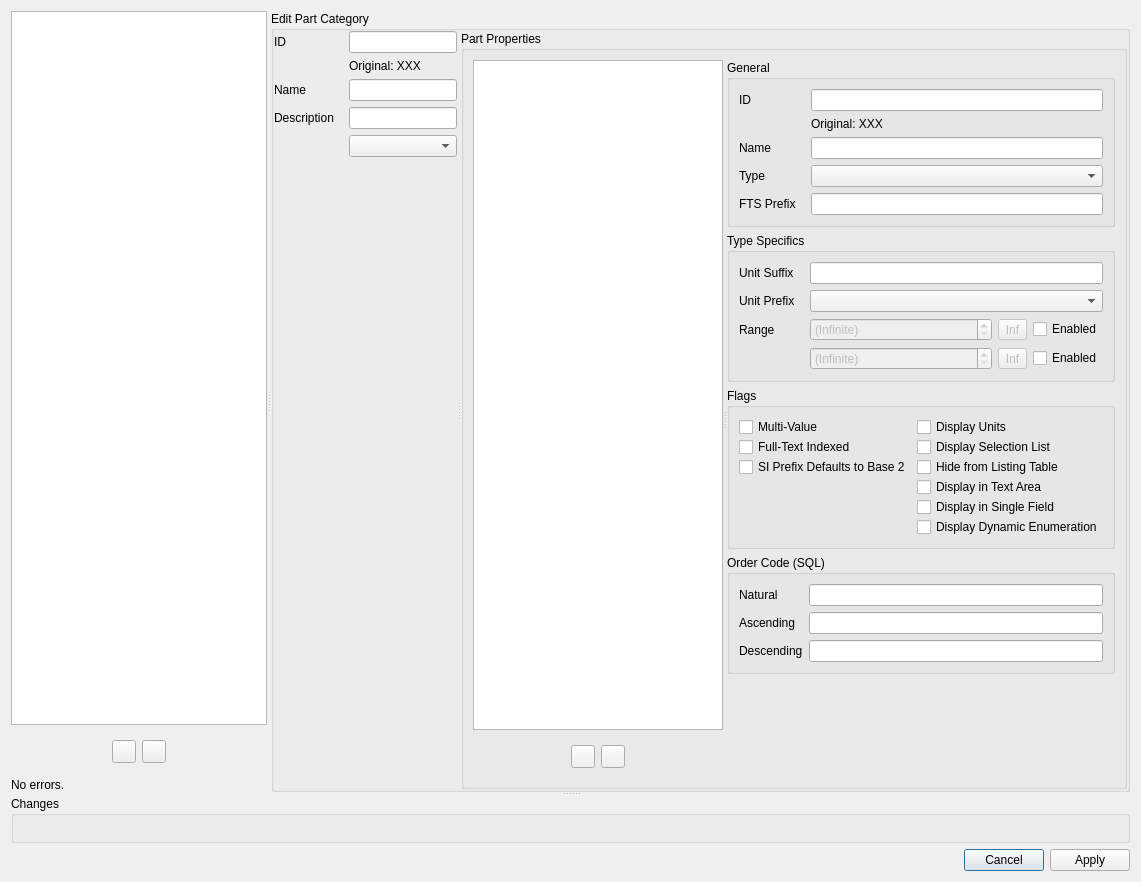
Above: src/electronicsdb/gui/smodel/PartCategoryEditDialog.ui from alemariusnexus/electronicsdb before the change. Below: the same form after it.
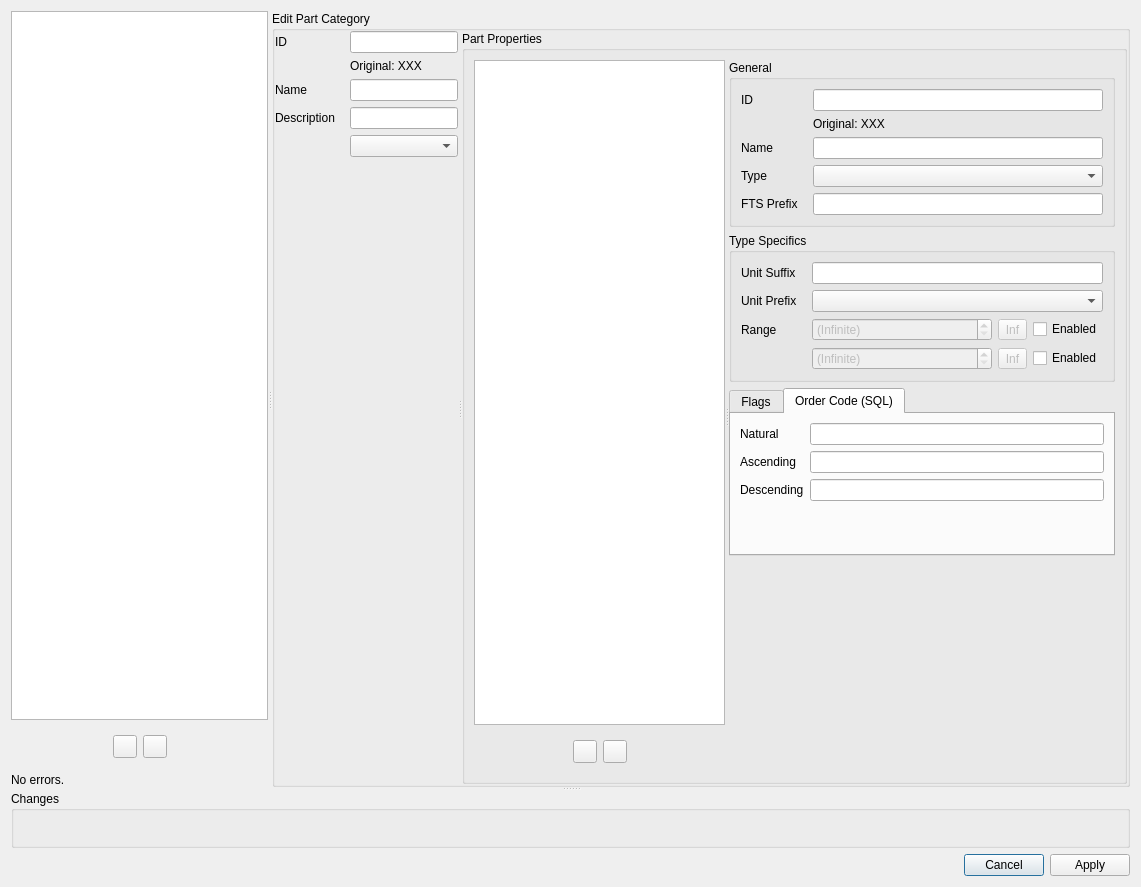
That is the form after the change. The open tabs and pages were chosen to show the change. Custom widgets are drawn as their Qt base class.

Commit message: Fix some part link UI issues, make PartCategoryEditDialog more compact

Diff of the .ui file:
```diff
--- a/src/electronicsdb/gui/smodel/PartCategoryEditDialog.ui
+++ b/src/electronicsdb/gui/smodel/PartCategoryEditDialog.ui
@@ -7,7 +7,7 @@
     <x>0</x>
     <y>0</y>
     <width>1141</width>
-    <height>882</height>
+    <height>887</height>
    </rect>
   </property>
   <property name="windowTitle">
@@ -292,7 +292,7 @@
                   </layout>
                  </widget>
                  <widget class="QWidget" name="propEditBox" native="true">
-                  <layout class="QVBoxLayout" name="verticalLayout_5" stretch="0,0,0,0,1">
+                  <layout class="QVBoxLayout" name="verticalLayout_5" stretch="0,0,0,1">
                    <property name="spacing">
                     <number>6</number>
                    </property>
@@ -731,11 +731,30 @@
                     </widget>
                    </item>
                    <item>
-                    <widget class="QGroupBox" name="propFlagsCont">
-                     <property name="title">
+                    <widget class="QTabWidget" name="propAdvancedTabWidget">
+                     <property name="currentIndex">
+                      <number>0</number>
+                     </property>
+                     <widget class="QWidget" name="tab">
+                      <attribute name="title">
                       <string>Flags</string>
-                     </property>
+                      </attribute>
+                      <layout class="QVBoxLayout" name="verticalLayout_11">
+                       <item>
+                        <widget class="QWidget" name="propFlagsCont" native="true">
                      <layout class="QHBoxLayout" name="horizontalLayout_8">
+                          <property name="leftMargin">
+                           <number>0</number>
+                          </property>
+                          <property name="topMargin">
+                           <number>0</number>
+                          </property>
+                          <property name="rightMargin">
+                           <number>0</number>
+                          </property>
+                          <property name="bottomMargin">
+                           <number>0</number>
+                          </property>
                       <item>
                        <widget class="QWidget" name="widget_12" native="true">
                         <layout class="QVBoxLayout" name="verticalLayout_6">
@@ -897,12 +916,28 @@
                      </layout>
                     </widget>
                    </item>
-                   <item>
-                    <widget class="QGroupBox" name="groupBox_16">
-                     <property name="title">
+                      </layout>
+                     </widget>
+                     <widget class="QWidget" name="tab_2">
+                      <attribute name="title">
                       <string>Order Code (SQL)</string>
-                     </property>
+                      </attribute>
+                      <layout class="QVBoxLayout" name="verticalLayout_12">
+                       <item>
+                        <widget class="QWidget" name="widget_16" native="true">
                      <layout class="QHBoxLayout" name="horizontalLayout_4">
+                          <property name="leftMargin">
+                           <number>0</number>
+                          </property>
+                          <property name="topMargin">
+                           <number>0</number>
+                          </property>
+                          <property name="rightMargin">
+                           <number>0</number>
+                          </property>
+                          <property name="bottomMargin">
+                           <number>0</number>
+                          </property>
                       <item>
                        <widget class="QWidget" name="propSQLOrderCodeCont" native="true">
                         <layout class="QFormLayout" name="formLayout_4">
@@ -964,6 +999,10 @@
                        </widget>
                       </item>
                      </layout>
+                        </widget>
+                       </item>
+                      </layout>
+                     </widget>
                     </widget>
                    </item>
                    <item>
```
Lines whose indentation alone changed are shown as unchanged. The commit also changes 8 other files.
